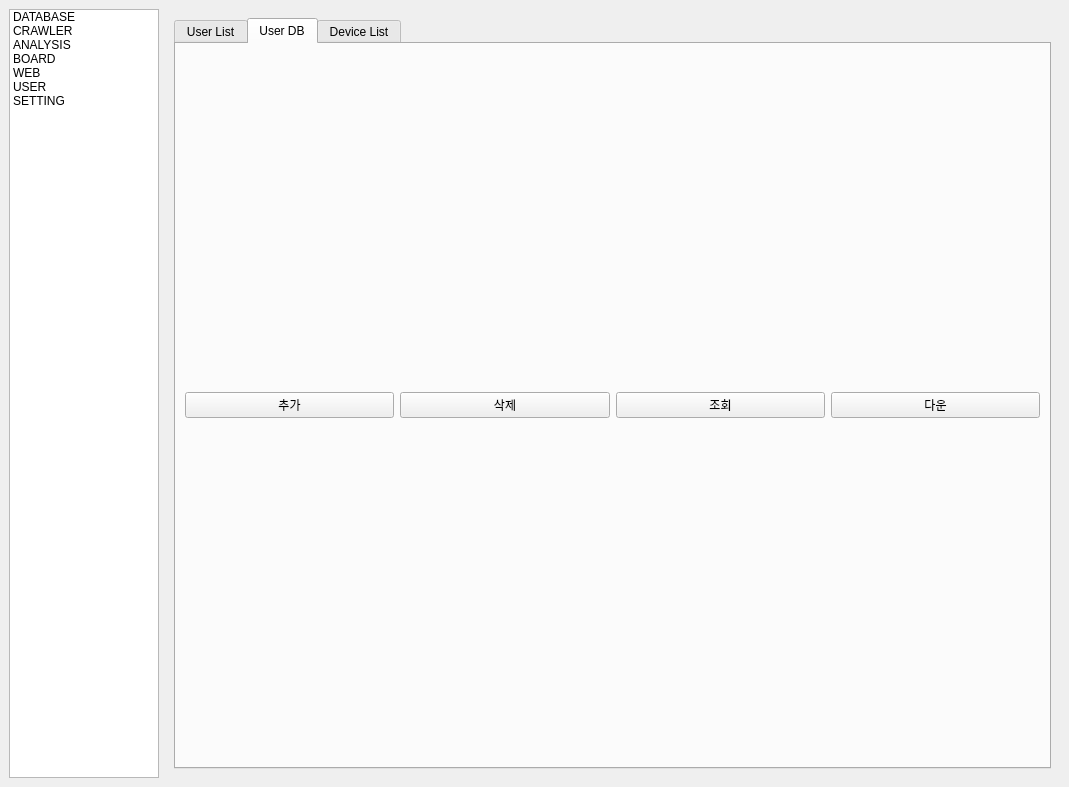
Before: the Qt Designer form manager/app/assets/gui.ui in yojun313/knpu, drawn with Qt 5.
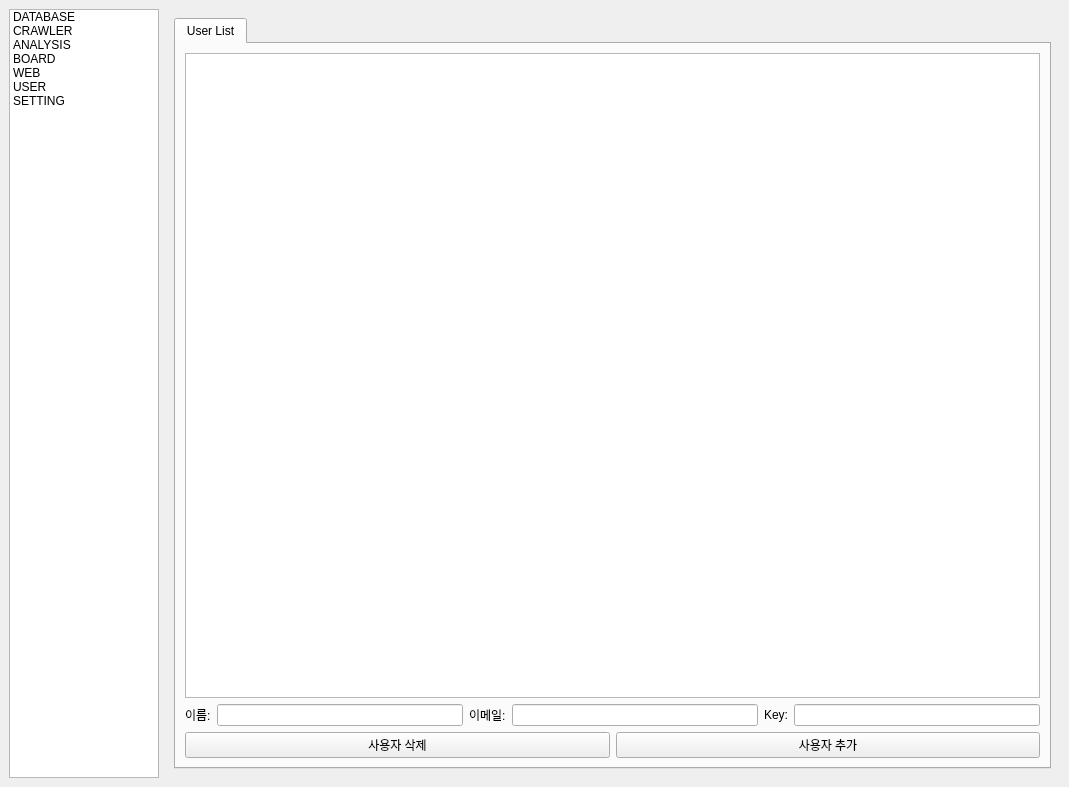
After: the same form once the commit is applied. The open tabs and pages were chosen to show the change.

```diff
--- a/manager/app/assets/gui.ui
+++ b/manager/app/assets/gui.ui
@@ -539,95 +539,6 @@
                <widget class="QPushButton" name="user_adduser_button">
                 <property name="text">
                  <string>사용자 추가</string>
-                </property>
-               </widget>
-              </item>
-              <item>
-               <widget class="QPushButton" name="user_log_button">
-                <property name="text">
-                 <string>사용자 로그</string>
-                </property>
-               </widget>
-              </item>
-             </layout>
-            </item>
-           </layout>
-          </widget>
-          <widget class="QWidget" name="tab_userDB">
-           <attribute name="title">
-            <string>User DB</string>
-           </attribute>
-           <layout class="QVBoxLayout" name="verticalLayout_tab_1">
-            <item>
-             <layout class="QHBoxLayout" name="horizontalLayout_9">
-              <item>
-               <layout class="QVBoxLayout" name="tab3_userDB_explorerlayout">
-                <item>
-                 <layout class="QVBoxLayout" name="tab3_userDB_fileexplorerlayout"/>
-                </item>
-               </layout>
-              </item>
-              <item>
-               <layout class="QVBoxLayout" name="verticalLayout_10">
-                <item>
-                 <layout class="QVBoxLayout" name="tab3_userDB_buttonlayout"/>
-                </item>
-                <item>
-                 <layout class="QVBoxLayout" name="verticalLayout_8">
-                  <item>
-                   <layout class="QHBoxLayout" name="horizontalLayout_10">
-                    <item>
-                     <widget class="QPushButton" name="userDB_list_add_button">
-                      <property name="text">
-                       <string>추가</string>
-                      </property>
-                     </widget>
-                    </item>
-                    <item>
-                     <widget class="QPushButton" name="userDB_list_delete_button">
-                      <property name="text">
-                       <string>삭제</string>
-                      </property>
-                     </widget>
-                    </item>
-                    <item>
-                     <widget class="QPushButton" name="userDB_list_view_button">
-                      <property name="text">
-                       <string>조회</string>
-                      </property>
-                     </widget>
-                    </item>
-                    <item>
-                     <widget class="QPushButton" name="userDB_list_save_button">
-                      <property name="text">
-                       <string>다운</string>
-                      </property>
-                     </widget>
-                    </item>
-                   </layout>
-                  </item>
-                 </layout>
-                </item>
-               </layout>
-              </item>
-             </layout>
-            </item>
-           </layout>
-          </widget>
-          <widget class="QWidget" name="tab_devicelist">
-           <attribute name="title">
-            <string>Device List</string>
-           </attribute>
-           <layout class="QVBoxLayout" name="verticalLayout">
-            <item>
-             <widget class="QTableWidget" name="device_tablewidget"/>
-            </item>
-            <item>
-             <layout class="QHBoxLayout" name="horizontalLayout">
-              <item>
-               <widget class="QPushButton" name="device_delete_button">
-                <property name="text">
-                 <string>디바이스 삭제</string>
                 </property>
                </widget>
               </item>
```
Left out of the diff: 77 changed lines with no effect on the pictures.
